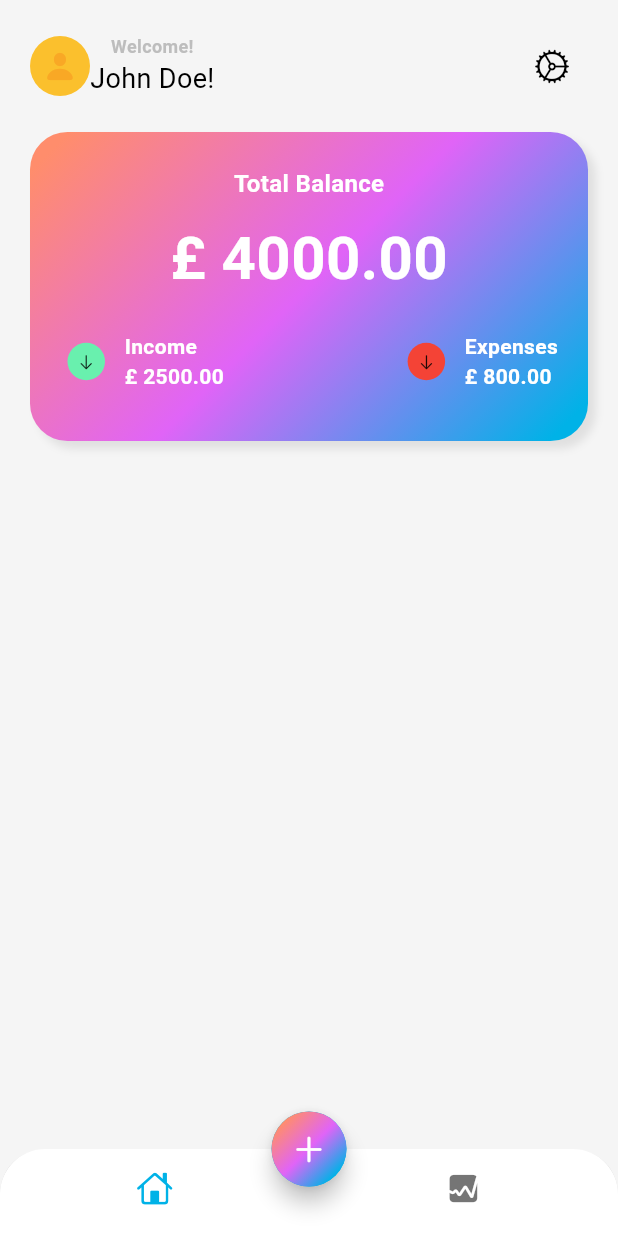
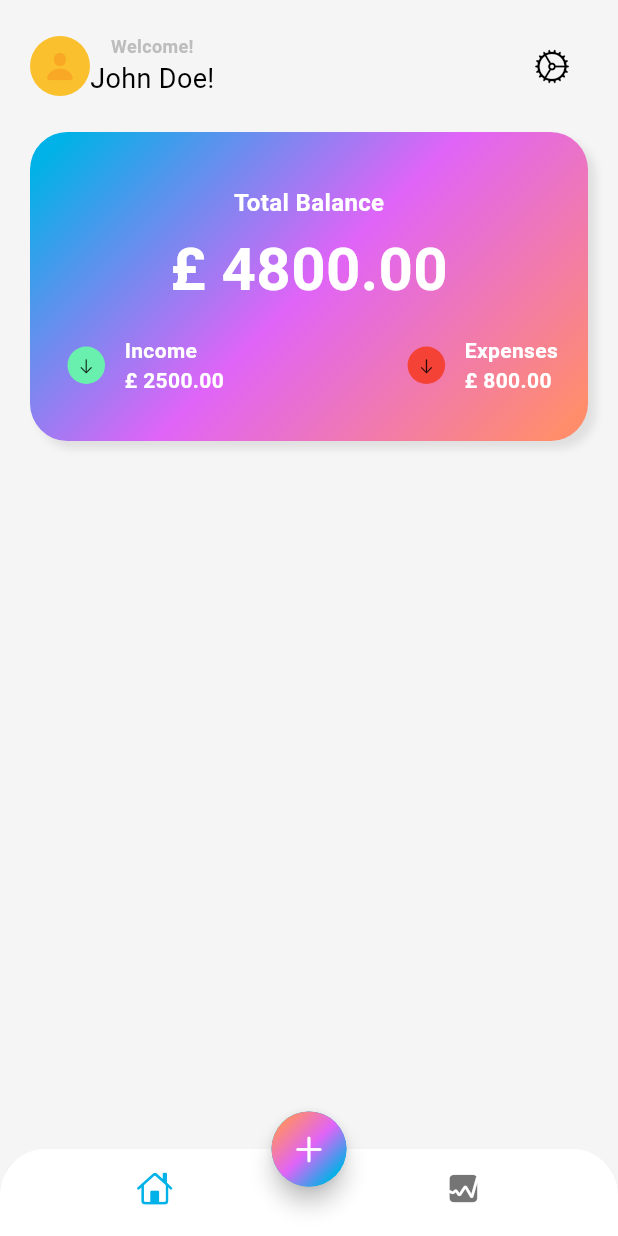
Before and after one commit to Oliphantoken/moody_tasks, a Flutter app: the screen it shows after launch, on a phone screen of 412 x 824 dp. Run offline on Flutter 3.47's test engine with Material 3 defaults, Android fonts, the light colour scheme and no system bars.

Commit message:
Minor main screen cardbox polish to match the reference
Minor main screen card box polish to match the reference

```diff
--- a/lib/screens/home/views/main_screen.dart
+++ b/lib/screens/home/views/main_screen.dart
@@ -86,9 +86,9 @@ class MainScreen extends StatelessWidget {
         boxShadow: [ BoxShadow( blurRadius: 4, color: Colors.grey.shade300, offset: Offset(5, 5) )],
         gradient: LinearGradient(
           colors: [
+            Theme.of(context).colorScheme.primary,
+            Theme.of(context).colorScheme.secondary,
             Theme.of(context).colorScheme.tertiary,
-            Theme.of(context).colorScheme.secondary,
-            Theme.of(context).colorScheme.primary,
           ],
           transform: const GradientRotation(pi/4),
         ),
@@ -98,10 +98,11 @@ class MainScreen extends StatelessWidget {
       child: Column(
         mainAxisAlignment: MainAxisAlignment.center,
         children: [
+          SizedBox(height: 15),
           const Text("Total Balance", style: TextStyle(fontSize: 16, color: Colors.white, fontWeight: FontWeight.w600)),
-          SizedBox(height: 10),
-          const Text("£ 4000.00", style: TextStyle(fontSize: 40, color: Colors.white, fontWeight: FontWeight.bold)),
-          SizedBox(height: 10),
+          SizedBox(height: 5),
+          const Text("£ 4800.00", style: TextStyle(fontSize: 40, color: Colors.white, fontWeight: FontWeight.w600)),
+          SizedBox(height: 5),
 
           //Income row
           Padding(
```
